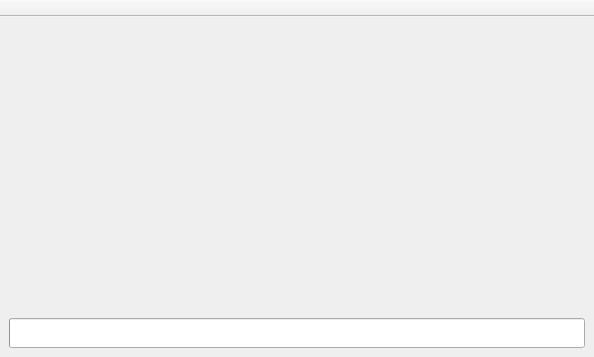
Above: src/MainWindow.ui from ScrelliCopter/SimpleSysexxer before the change. Below: the same form after it.
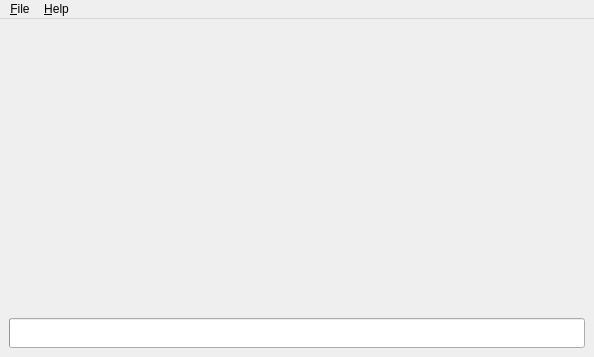
That is the form after the change. Icons and pictures are not drawn.

The edit to the form file:
```diff
--- a/src/MainWindow.ui
+++ b/src/MainWindow.ui
@@ -330,22 +330,27 @@
     </item>
    </layout>
   </widget>
-  <widget class="QToolBar" name="MainToolBar">
-   <property name="windowTitle">
-    <string>Main Toolbar</string>
+  <widget class="QMenuBar" name="MainToolBar">
+   <property name="geometry">
+    <rect>
+     <x>0</x>
+     <y>0</y>
+     <width>594</width>
+     <height>26</height>
+    </rect>
    </property>
-   <property name="movable">
-    <bool>false</bool>
-   </property>
-   <property name="allowedAreas">
-    <set>Qt::TopToolBarArea</set>
-   </property>
-   <attribute name="toolBarArea">
-    <enum>TopToolBarArea</enum>
-   </attribute>
-   <attribute name="toolBarBreak">
-    <bool>false</bool>
-   </attribute>
+   <widget class="QMenu" name="MenuFile">
+    <property name="title">
+     <string>&amp;File</string>
+    </property>
+   </widget>
+   <widget class="QMenu" name="MenuHelp">
+    <property name="title">
+     <string>&amp;Help</string>
+    </property>
+   </widget>
+   <addaction name="MenuFile"/>
+   <addaction name="MenuHelp"/>
   </widget>
  </widget>
  <resources/>
```
Left out of the diff: 148 changed lines with no effect on the pictures.
